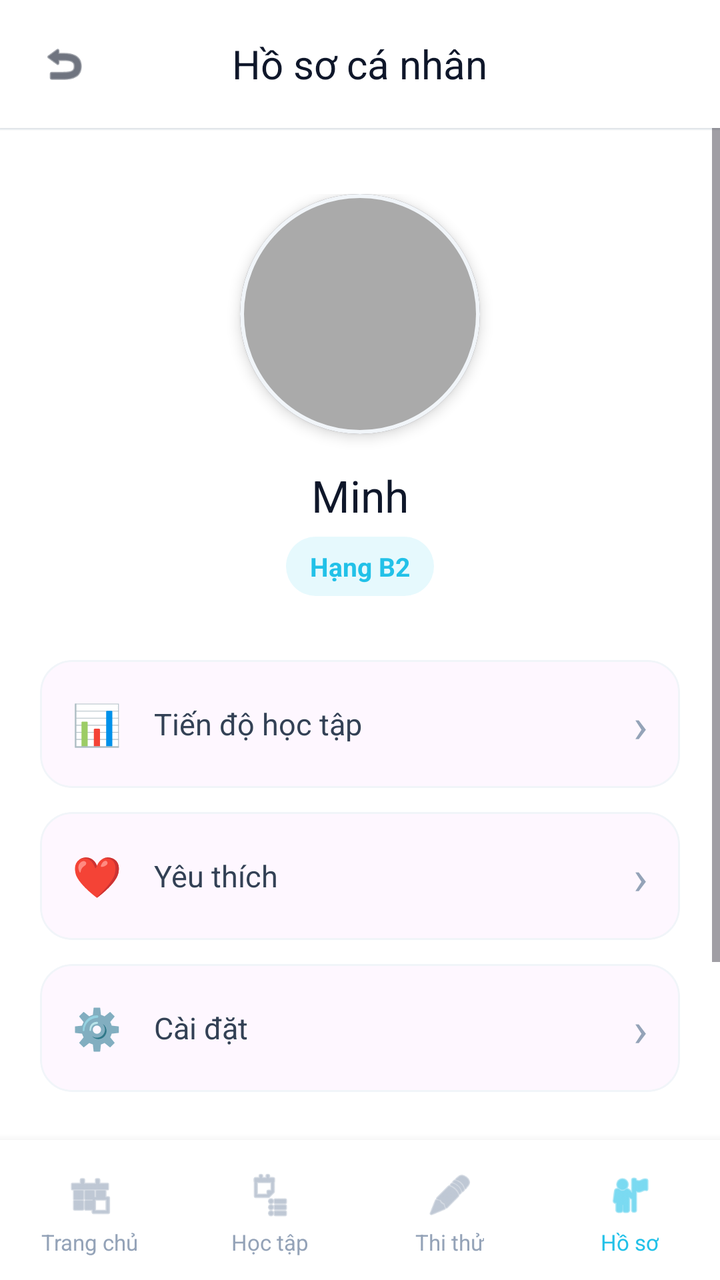
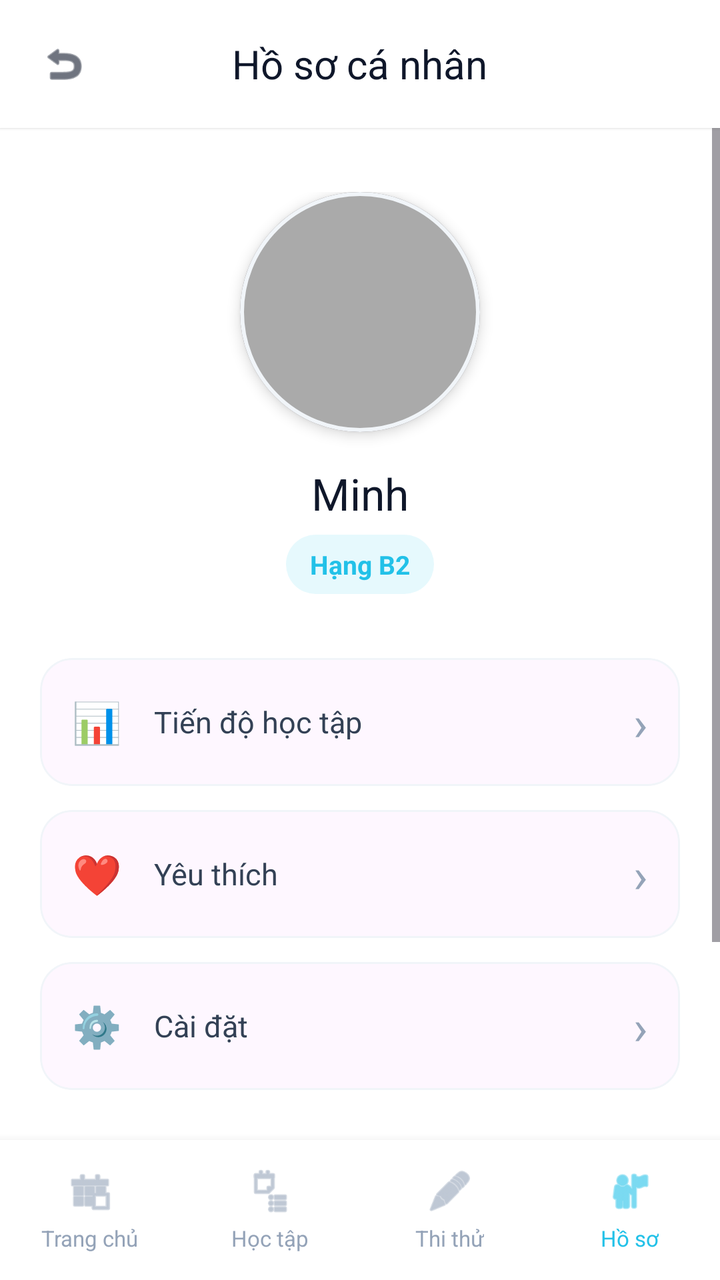

Compare the two renders of this Android layout. The source of the first and the diff that turns it into the second are given below.
<!-- AndroidManifest.xml: application theme Theme.SmartTraffic -->
<!-- res/layout/activity_profile.xml -->
<?xml version="1.0" encoding="utf-8"?>
<RelativeLayout xmlns:android="http://schemas.android.com/apk/res/android"
    xmlns:app="http://schemas.android.com/apk/res-auto"
    android:layout_width="match_parent"
    android:layout_height="match_parent"
    android:background="#FFFFFF">

    
    <RelativeLayout
        android:id="@+id/header"
        android:layout_width="match_parent"
        android:layout_height="64dp"
        android:background="#FFFFFF"
        android:elevation="1dp">

        <ImageView
            android:id="@+id/btnBack"
            android:layout_width="48dp"
            android:layout_height="48dp"
            android:layout_centerVertical="true"
            android:layout_marginStart="8dp"
            android:padding="12dp"
            android:src="@android:drawable/ic_menu_revert"
            app:tint="#0F172A"
            android:background="?attr/selectableItemBackgroundBorderless"
            android:clickable="true"
            android:focusable="true" />

        <TextView
            android:layout_width="wrap_content"
            android:layout_height="wrap_content"
            android:layout_centerInParent="true"
            android:fontFamily="sans-serif-black"
            android:text="Hồ sơ cá nhân"
            android:textColor="#0F172A"
            android:textSize="20sp" />
    </RelativeLayout>

    <ScrollView
        android:layout_width="match_parent"
        android:layout_height="match_parent"
        android:layout_above="@+id/bottomNav"
        android:layout_below="@id/header"
        android:clipToPadding="false"
        android:fillViewport="true">

        <LinearLayout
            android:layout_width="match_parent"
            android:layout_height="wrap_content"
            android:orientation="vertical">

            <View
                android:layout_width="match_parent"
                android:layout_height="1dp"
                android:background="#F1F5F9" />

            
            <LinearLayout
                android:layout_width="match_parent"
                android:layout_height="wrap_content"
                android:gravity="center"
                android:orientation="vertical"
                android:paddingVertical="32dp">

                <com.google.android.material.card.MaterialCardView
                    android:layout_width="120dp"
                    android:layout_height="120dp"
                    app:cardCornerRadius="60dp"
                    app:cardElevation="4dp"
                    app:strokeColor="#F1F5F9"
                    app:strokeWidth="2dp">
                    <ImageView
                        android:layout_width="match_parent"
                        android:layout_height="match_parent"
                        android:scaleType="centerCrop"
                        android:src="@android:color/darker_gray" />
                </com.google.android.material.card.MaterialCardView>

                <TextView
                    android:layout_width="wrap_content"
                    android:layout_height="wrap_content"
                    android:layout_marginTop="16dp"
                    android:fontFamily="sans-serif-black"
                    android:text="Minh"
                    android:textColor="#0F172A"
                    android:textSize="22sp" />

                <TextView
                    android:layout_width="wrap_content"
                    android:layout_height="wrap_content"
                    android:layout_marginTop="6dp"
                    android:background="@drawable/bg_chip"
                    android:paddingHorizontal="12dp"
                    android:paddingVertical="6dp"
                    android:text="Hạng B2"
                    android:textColor="#22C1E8"
                    android:textSize="13sp"
                    android:textStyle="bold" />
            </LinearLayout>

            
            <LinearLayout
                android:layout_width="match_parent"
                android:layout_height="wrap_content"
                android:orientation="vertical"
                android:paddingHorizontal="20dp">

                <com.google.android.material.card.MaterialCardView
                    android:id="@+id/itemProgress"
                    android:layout_width="match_parent"
                    android:layout_height="64dp"
                    android:layout_marginBottom="12dp"
                    app:cardCornerRadius="16dp"
                    app:cardElevation="0dp"
                    app:strokeColor="#F1F5F9"
                    app:strokeWidth="1dp">
                    <LinearLayout
                        android:layout_width="match_parent"
                        android:layout_height="match_parent"
                        android:gravity="center_vertical"
                        android:orientation="horizontal"
                        android:paddingHorizontal="16dp">
                        <TextView android:layout_width="wrap_content" android:layout_height="wrap_content" android:text="📊" android:textSize="20sp" />

                        <TextView
                            android:layout_width="0dp"
                            android:layout_height="wrap_content"
                            android:layout_marginStart="16dp"
                            android:layout_weight="1"
                            android:fontFamily="sans-serif-medium"
                            android:text="Tiến độ học tập"
                            android:textColor="#334155"
                            android:textSize="15sp" />

                        <TextView android:layout_width="wrap_content" android:layout_height="wrap_content" android:text="›" android:textColor="#94A3B8" android:textSize="24sp" />
                    </LinearLayout>
                </com.google.android.material.card.MaterialCardView>

                <com.google.android.material.card.MaterialCardView
                    android:id="@+id/itemFavorite"
                    android:layout_width="match_parent"
                    android:layout_height="64dp"
                    android:layout_marginBottom="12dp"
                    app:cardCornerRadius="16dp"
                    app:cardElevation="0dp"
                    app:strokeColor="#F1F5F9"
                    app:strokeWidth="1dp">
                    <LinearLayout
                        android:layout_width="match_parent"
                        android:layout_height="match_parent"
                        android:gravity="center_vertical"
                        android:orientation="horizontal"
                        android:paddingHorizontal="16dp">
                        <TextView android:layout_width="wrap_content" android:layout_height="wrap_content" android:text="❤️" android:textSize="20sp" />
                        <TextView android:layout_width="0dp" android:layout_height="wrap_content" android:layout_marginStart="16dp" android:layout_weight="1" android:fontFamily="sans-serif-medium" android:text="Yêu thích" android:textColor="#334155" android:textSize="15sp" />
                        <TextView android:layout_width="wrap_content" android:layout_height="wrap_content" android:text="›" android:textColor="#94A3B8" android:textSize="24sp" />
                    </LinearLayout>
                </com.google.android.material.card.MaterialCardView>

                <com.google.android.material.card.MaterialCardView
                    android:id="@+id/itemSetting"
                    android:layout_width="match_parent"
                    android:layout_height="64dp"
                    android:layout_marginBottom="12dp"
                    app:cardCornerRadius="16dp"
                    app:cardElevation="0dp"
                    app:strokeColor="#F1F5F9"
                    app:strokeWidth="1dp">
                    <LinearLayout
                        android:layout_width="match_parent"
                        android:layout_height="match_parent"
                        android:gravity="center_vertical"
                        android:orientation="horizontal"
                        android:paddingHorizontal="16dp">
                        <TextView android:layout_width="wrap_content" android:layout_height="wrap_content" android:text="⚙️" android:textSize="20sp" />
                        <TextView android:layout_width="0dp" android:layout_height="wrap_content" android:layout_marginStart="16dp" android:layout_weight="1" android:fontFamily="sans-serif-medium" android:text="Cài đặt" android:textColor="#334155" android:textSize="15sp" />
                        <TextView android:layout_width="wrap_content" android:layout_height="wrap_content" android:text="›" android:textColor="#94A3B8" android:textSize="24sp" />
                    </LinearLayout>
                </com.google.android.material.card.MaterialCardView>

                <com.google.android.material.card.MaterialCardView
                    android:id="@+id/itemLogout"
                    android:layout_width="match_parent"
                    android:layout_height="64dp"
                    android:layout_marginTop="24dp"
                    android:layout_marginBottom="32dp"
                    app:cardCornerRadius="16dp"
                    app:cardElevation="0dp"
                    app:strokeColor="#FEE2E2"
                    app:strokeWidth="1dp">
                    <LinearLayout
                        android:layout_width="match_parent"
                        android:layout_height="match_parent"
                        android:gravity="center_vertical"
                        android:orientation="horizontal"
                        android:paddingHorizontal="16dp">
                        <TextView android:layout_width="wrap_content" android:layout_height="wrap_content" android:text="🚪" android:textSize="20sp" />

                        <TextView
                            android:layout_width="0dp"
                            android:layout_height="wrap_content"
                            android:layout_marginStart="16dp"
                            android:layout_weight="1"
                            android:fontFamily="sans-serif-bold"
                            android:text="Đăng xuất"
                            android:textColor="#EF4444"
                            android:textSize="15sp" />
                    </LinearLayout>
                </com.google.android.material.card.MaterialCardView>

            </LinearLayout>
        </LinearLayout>
    </ScrollView>

    
    <LinearLayout
        android:id="@+id/bottomNav"
        android:layout_width="match_parent"
        android:layout_height="70dp"
        android:layout_alignParentBottom="true"
        android:background="#FFFFFF"
        android:elevation="8dp"
        android:orientation="horizontal"
        android:gravity="center_vertical"
        android:paddingTop="4dp">

        <LinearLayout
            android:id="@+id/navHome"
            android:layout_width="0dp"
            android:layout_height="match_parent"
            android:layout_weight="1"
            android:gravity="center"
            android:orientation="vertical"
            android:clickable="true"
            android:focusable="true">
            <ImageView
                android:layout_width="24dp"
                android:layout_height="24dp"
                android:src="@android:drawable/ic_menu_today"
                app:tint="#94A3B8" />
            <TextView
                android:layout_width="wrap_content"
                android:layout_height="wrap_content"
                android:layout_marginTop="4dp"
                android:fontFamily="sans-serif-medium"
                android:text="Trang chủ"
                android:textColor="#94A3B8"
                android:textSize="11sp" />
        </LinearLayout>

        <LinearLayout
            android:id="@+id/navStudy"
            android:layout_width="0dp"
            android:layout_height="match_parent"
            android:layout_weight="1"
            android:gravity="center"
            android:orientation="vertical"
            android:clickable="true"
            android:focusable="true">
            <ImageView
                android:layout_width="24dp"
                android:layout_height="24dp"
                android:src="@android:drawable/ic_menu_agenda"
                app:tint="#94A3B8" />
            <TextView
                android:layout_width="wrap_content"
                android:layout_height="wrap_content"
                android:layout_marginTop="4dp"
                android:fontFamily="sans-serif-medium"
                android:text="Học tập"
                android:textColor="#94A3B8"
                android:textSize="11sp" />
        </LinearLayout>

        <LinearLayout
            android:id="@+id/navQuiz"
            android:layout_width="0dp"
            android:layout_height="match_parent"
            android:layout_weight="1"
            android:gravity="center"
            android:orientation="vertical"
            android:clickable="true"
            android:focusable="true">
            <ImageView
                android:layout_width="24dp"
                android:layout_height="24dp"
                android:src="@android:drawable/ic_menu_edit"
                app:tint="#94A3B8" />
            <TextView
                android:layout_width="wrap_content"
                android:layout_height="wrap_content"
                android:layout_marginTop="4dp"
                android:fontFamily="sans-serif-medium"
                android:text="Thi thử"
                android:textColor="#94A3B8"
                android:textSize="11sp" />
        </LinearLayout>

        <LinearLayout
            android:id="@+id/navProfile"
            android:layout_width="0dp"
            android:layout_height="match_parent"
            android:layout_weight="1"
            android:gravity="center"
            android:orientation="vertical"
            android:clickable="true"
            android:focusable="true">
            <ImageView
                android:layout_width="24dp"
                android:layout_height="24dp"
                android:src="@android:drawable/ic_menu_myplaces"
                app:tint="#22C1E8" />
            <TextView
                android:layout_width="wrap_content"
                android:layout_height="wrap_content"
                android:layout_marginTop="4dp"
                android:fontFamily="sans-serif-bold"
                android:text="Hồ sơ"
                android:textColor="#22C1E8"
                android:textSize="11sp" />
        </LinearLayout>
    </LinearLayout>

</RelativeLayout>
<!-- resources referenced by this layout -->
<resources>
  <!-- drawable bg_chip (drawable) -->
  <shape xmlns:android="http://schemas.android.com/apk/res/android">
      <solid android:color="#E6F9FD"/>
      <corners android:radius="16dp"/>
  </shape>
  <style name="Theme.SmartTraffic" parent="Base.Theme.SmartTraffic" />
  <style name="Base.Theme.SmartTraffic" parent="Theme.Material3.DayNight.NoActionBar">
          
          <item name="android:fontFamily">sans-serif</item>
          <item name="fontFamily">sans-serif</item>
      </style>
</resources>

<!-- the commit's change to res/layout/activity_profile.xml (unified diff, before → after) -->
@@ -24,7 +24,8 @@
             app:tint="#0F172A"
             android:background="?attr/selectableItemBackgroundBorderless"
             android:clickable="true"
-            android:focusable="true" />
+            android:focusable="true"
+            android:contentDescription="Quay lại" />
 
         <TextView
             android:layout_width="wrap_content"
@@ -36,23 +37,133 @@
             android:textSize="20sp" />
     </RelativeLayout>
 
+    
+    <LinearLayout
+        android:id="@+id/bottomNav"
+        android:layout_width="match_parent"
+        android:layout_height="70dp"
+        android:layout_alignParentBottom="true"
+        android:background="#FFFFFF"
+        android:elevation="8dp"
+        android:orientation="horizontal"
+        android:gravity="center_vertical"
+        android:baselineAligned="false">
+
+        <LinearLayout
+            android:id="@+id/navHome"
+            android:layout_width="0dp"
+            android:layout_height="match_parent"
+            android:layout_weight="1"
+            android:gravity="center"
+            android:orientation="vertical"
+            android:clickable="true"
+            android:focusable="true"
+            android:contentDescription="Trang chủ">
+            <ImageView
+                android:layout_width="24dp"
+                android:layout_height="24dp"
+                android:src="@android:drawable/ic_menu_today"
+                app:tint="#94A3B8"
+                android:contentDescription="icon" />
+            <TextView
+                android:layout_width="wrap_content"
+                android:layout_height="wrap_content"
+                android:layout_marginTop="4dp"
+                android:text="Trang chủ"
+                android:textColor="#94A3B8"
+                android:textSize="11sp" />
+        </LinearLayout>
+
+        <LinearLayout
+            android:id="@+id/navStudy"
+            android:layout_width="0dp"
+            android:layout_height="match_parent"
+            android:layout_weight="1"
+            android:gravity="center"
+            android:orientation="vertical"
+            android:clickable="true"
+            android:focusable="true"
+            android:contentDescription="Học tập">
+            <ImageView
+                android:layout_width="24dp"
+                android:layout_height="24dp"
+                android:src="@android:drawable/ic_menu_agenda"
+                app:tint="#94A3B8"
+                android:contentDescription="icon" />
+            <TextView
+                android:layout_width="wrap_content"
+                android:layout_height="wrap_content"
+                android:layout_marginTop="4dp"
+                android:text="Học tập"
+                android:textColor="#94A3B8"
+                android:textSize="11sp" />
+        </LinearLayout>
+
+        <LinearLayout
+            android:id="@+id/navQuiz"
+            android:layout_width="0dp"
+            android:layout_height="match_parent"
+            android:layout_weight="1"
+            android:gravity="center"
+            android:orientation="vertical"
+            android:clickable="true"
+            android:focusable="true"
+            android:contentDescription="Thi thử">
+            <ImageView
+                android:layout_width="24dp"
+                android:layout_height="24dp"
+                android:src="@android:drawable/ic_menu_edit"
+                app:tint="#94A3B8"
+                android:contentDescription="icon" />
+            <TextView
+                android:layout_width="wrap_content"
+                android:layout_height="wrap_content"
+                android:layout_marginTop="4dp"
+                android:text="Thi thử"
+                android:textColor="#94A3B8"
+                android:textSize="11sp" />
+        </LinearLayout>
+
+        <LinearLayout
+            android:id="@+id/navProfile"
+            android:layout_width="0dp"
+            android:layout_height="match_parent"
+            android:layout_weight="1"
+            android:gravity="center"
+            android:orientation="vertical"
+            android:clickable="true"
+            android:focusable="true"
+            android:contentDescription="Hồ sơ">
+            <ImageView
+                android:layout_width="24dp"
+                android:layout_height="24dp"
+                android:src="@android:drawable/ic_menu_myplaces"
+                app:tint="#22C1E8"
+                android:contentDescription="icon" />
+            <TextView
+                android:layout_width="wrap_content"
+                android:layout_height="wrap_content"
+                android:layout_marginTop="4dp"
+                android:fontFamily="sans-serif-bold"
+                android:text="Hồ sơ"
+                android:textColor="#22C1E8"
+                android:textSize="11sp" />
+        </LinearLayout>
+    </LinearLayout>
+
+    
     <ScrollView
         android:layout_width="match_parent"
         android:layout_height="match_parent"
-        android:layout_above="@+id/bottomNav"
+        android:layout_above="@id/bottomNav"
         android:layout_below="@id/header"
-        android:clipToPadding="false"
         android:fillViewport="true">
 
         <LinearLayout
             android:layout_width="match_parent"
             android:layout_height="wrap_content"
-            android:orientation="vertical">
-
-            <View
-                android:layout_width="match_parent"
-                android:layout_height="1dp"
-                android:background="#F1F5F9" />
+            android:orientation="vertical"
+            android:paddingBottom="20dp">
 
             
             <LinearLayout
@@ -73,7 +184,8 @@
                         android:layout_width="match_parent"
                         android:layout_height="match_parent"
                         android:scaleType="centerCrop"
-                        android:src="@android:color/darker_gray" />
+                        android:src="@android:color/darker_gray"
+                        android:contentDescription="Avatar" />
                 </com.google.android.material.card.MaterialCardView>
 
                 <TextView
@@ -113,25 +225,17 @@
                     app:cardCornerRadius="16dp"
                     app:cardElevation="0dp"
                     app:strokeColor="#F1F5F9"
-                    app:strokeWidth="1dp">
+                    app:strokeWidth="1dp"
+                    android:clickable="true"
+                    android:focusable="true">
                     <LinearLayout
                         android:layout_width="match_parent"
                         android:layout_height="match_parent"
                         android:gravity="center_vertical"
                         android:orientation="horizontal"
                         android:paddingHorizontal="16dp">
-                        <TextView android:layout_width="wrap_content" android:layout_height="wrap_content" android:text="📊" android:textSize="20sp" />
-
-                        <TextView
-                            android:layout_width="0dp"
-                            android:layout_height="wrap_content"
-                            android:layout_marginStart="16dp"
-                            android:layout_weight="1"
-                            android:fontFamily="sans-serif-medium"
-                            android:text="Tiến độ học tập"
-                            android:textColor="#334155"
-                            android:textSize="15sp" />
-
+                        <TextView android:layout_width="wrap_content" android:layout_height="wrap_content" android:text="📊" android:textSize="20sp" android:contentDescription="icon" />
+                        <TextView android:layout_width="0dp" android:layout_height="wrap_content" android:layout_marginStart="16dp" android:layout_weight="1" android:text="Tiến độ học tập" android:textColor="#334155" android:textSize="15sp" />
                         <TextView android:layout_width="wrap_content" android:layout_height="wrap_content" android:text="›" android:textColor="#94A3B8" android:textSize="24sp" />
                     </LinearLayout>
                 </com.google.android.material.card.MaterialCardView>
@@ -144,15 +248,17 @@
                     app:cardCornerRadius="16dp"
                     app:cardElevation="0dp"
                     app:strokeColor="#F1F5F9"
-                    app:strokeWidth="1dp">
+                    app:strokeWidth="1dp"
+                    android:clickable="true"
+                    android:focusable="true">
                     <LinearLayout
                         android:layout_width="match_parent"
                         android:layout_height="match_parent"
                         android:gravity="center_vertical"
                         android:orientation="horizontal"
                         android:paddingHorizontal="16dp">
-                        <TextView android:layout_width="wrap_content" android:layout_height="wrap_content" android:text="❤️" android:textSize="20sp" />
-                        <TextView android:layout_width="0dp" android:layout_height="wrap_content" android:layout_marginStart="16dp" android:layout_weight="1" android:fontFamily="sans-serif-medium" android:text="Yêu thích" android:textColor="#334155" android:textSize="15sp" />
+                        <TextView android:layout_width="wrap_content" android:layout_height="wrap_content" android:text="❤️" android:textSize="20sp" android:contentDescription="icon" />
+                        <TextView android:layout_width="0dp" android:layout_height="wrap_content" android:layout_marginStart="16dp" android:layout_weight="1" android:text="Yêu thích" android:textColor="#334155" android:textSize="15sp" />
                         <TextView android:layout_width="wrap_content" android:layout_height="wrap_content" android:text="›" android:textColor="#94A3B8" android:textSize="24sp" />
                     </LinearLayout>
                 </com.google.android.material.card.MaterialCardView>
@@ -165,15 +271,17 @@
                     app:cardCornerRadius="16dp"
                     app:cardElevation="0dp"
                     app:strokeColor="#F1F5F9"
-                    app:strokeWidth="1dp">
+                    app:strokeWidth="1dp"
+                    android:clickable="true"
+                    android:focusable="true">
                     <LinearLayout
                         android:layout_width="match_parent"
                         android:layout_height="match_parent"
                         android:gravity="center_vertical"
                         android:orientation="horizontal"
                         android:paddingHorizontal="16dp">
-                        <TextView android:layout_width="wrap_content" android:layout_height="wrap_content" android:text="⚙️" android:textSize="20sp" />
-                        <TextView android:layout_width="0dp" android:layout_height="wrap_content" android:layout_marginStart="16dp" android:layout_weight="1" android:fontFamily="sans-serif-medium" android:text="Cài đặt" android:textColor="#334155" android:textSize="15sp" />
+                        <TextView android:layout_width="wrap_content" android:layout_height="wrap_content" android:text="⚙️" android:textSize="20sp" android:contentDescription="icon" />
+                        <TextView android:layout_width="0dp" android:layout_height="wrap_content" android:layout_marginStart="16dp" android:layout_weight="1" android:text="Cài đặt" android:textColor="#334155" android:textSize="15sp" />
                         <TextView android:layout_width="wrap_content" android:layout_height="wrap_content" android:text="›" android:textColor="#94A3B8" android:textSize="24sp" />
                     </LinearLayout>
                 </com.google.android.material.card.MaterialCardView>
@@ -182,29 +290,22 @@
                     android:id="@+id/itemLogout"
                     android:layout_width="match_parent"
                     android:layout_height="64dp"
-                    android:layout_marginTop="24dp"
-                    android:layout_marginBottom="32dp"
+                    android:layout_marginTop="20dp"
                     app:cardCornerRadius="16dp"
                     app:cardElevation="0dp"
                     app:strokeColor="#FEE2E2"
-                    app:strokeWidth="1dp">
+                    app:strokeWidth="1dp"
+                    android:clickable="true"
+                    android:focusable="true"
+                    android:layout_marginBottom="32dp">
                     <LinearLayout
                         android:layout_width="match_parent"
                         android:layout_height="match_parent"
                         android:gravity="center_vertical"
                         android:orientation="horizontal"
                         android:paddingHorizontal="16dp">
-                        <TextView android:layout_width="wrap_content" android:layout_height="wrap_content" android:text="🚪" android:textSize="20sp" />
-
-                        <TextView
-                            android:layout_width="0dp"
-                            android:layout_height="wrap_content"
-                            android:layout_marginStart="16dp"
-                            android:layout_weight="1"
-                            android:fontFamily="sans-serif-bold"
-                            android:text="Đăng xuất"
-                            android:textColor="#EF4444"
-                            android:textSize="15sp" />
+                        <TextView android:layout_width="wrap_content" android:layout_height="wrap_content" android:text="🚪" android:textSize="20sp" android:contentDescription="icon" />
+                        <TextView android:layout_width="0dp" android:layout_height="wrap_content" android:layout_marginStart="16dp" android:layout_weight="1" android:text="Đăng xuất" android:textColor="#EF4444" android:textSize="15sp" android:textStyle="bold" />
                     </LinearLayout>
                 </com.google.android.material.card.MaterialCardView>
 
@@ -212,113 +313,4 @@
         </LinearLayout>
     </ScrollView>
 
-    
-    <LinearLayout
-        android:id="@+id/bottomNav"
-        android:layout_width="match_parent"
-        android:layout_height="70dp"
-        android:layout_alignParentBottom="true"
-        android:background="#FFFFFF"
-        android:elevation="8dp"
-        android:orientation="horizontal"
-        android:gravity="center_vertical"
-        android:paddingTop="4dp">
-
-        <LinearLayout
-            android:id="@+id/navHome"
-            android:layout_width="0dp"
-            android:layout_height="match_parent"
-            android:layout_weight="1"
-            android:gravity="center"
-            android:orientation="vertical"
-            android:clickable="true"
-            android:focusable="true">
-            <ImageView
-                android:layout_width="24dp"
-                android:layout_height="24dp"
-                android:src="@android:drawable/ic_menu_today"
-                app:tint="#94A3B8" />
-            <TextView
-                android:layout_width="wrap_content"
-                android:layout_height="wrap_content"
-                android:layout_marginTop="4dp"
-                android:fontFamily="sans-serif-medium"
-                android:text="Trang chủ"
-                android:textColor="#94A3B8"
-                android:textSize="11sp" />
-        </LinearLayout>
-
-        <LinearLayout
-            android:id="@+id/navStudy"
-            android:layout_width="0dp"
-            android:layout_height="match_parent"
-            android:layout_weight="1"
-            android:gravity="center"
-            android:orientation="vertical"
-            android:clickable="true"
-            android:focusable="true">
-            <ImageView
-                android:layout_width="24dp"
-                android:layout_height="24dp"
-                android:src="@android:drawable/ic_menu_agenda"
-                app:tint="#94A3B8" />
-            <TextView
-                android:layout_width="wrap_content"
-                android:layout_height="wrap_content"
-                android:layout_marginTop="4dp"
-                android:fontFamily="sans-serif-medium"
-                android:text="Học tập"
-                android:textColor="#94A3B8"
-                android:textSize="11sp" />
-        </LinearLayout>
-
-        <LinearLayout
-            android:id="@+id/navQuiz"
-            android:layout_width="0dp"
-            android:layout_height="match_parent"
-            android:layout_weight="1"
-            android:gravity="center"
-            android:orientation="vertical"
-            android:clickable="true"
-            android:focusable="true">
-            <ImageView
-                android:layout_width="24dp"
-                android:layout_height="24dp"
-                android:src="@android:drawable/ic_menu_edit"
-                app:tint="#94A3B8" />
-            <TextView
-                android:layout_width="wrap_content"
-                android:layout_height="wrap_content"
-                android:layout_marginTop="4dp"
-                android:fontFamily="sans-serif-medium"
-                android:text="Thi thử"
-                android:textColor="#94A3B8"
-                android:textSize="11sp" />
-        </LinearLayout>
-
-        <LinearLayout
-            android:id="@+id/navProfile"
-            android:layout_width="0dp"
-            android:layout_height="match_parent"
-            android:layout_weight="1"
-            android:gravity="center"
-            android:orientation="vertical"
-            android:clickable="true"
-            android:focusable="true">
-            <ImageView
-                android:layout_width="24dp"
-                android:layout_height="24dp"
-                android:src="@android:drawable/ic_menu_myplaces"
-                app:tint="#22C1E8" />
-            <TextView
-                android:layout_width="wrap_content"
-                android:layout_height="wrap_content"
-                android:layout_marginTop="4dp"
-                android:fontFamily="sans-serif-bold"
-                android:text="Hồ sơ"
-                android:textColor="#22C1E8"
-                android:textSize="11sp" />
-        </LinearLayout>
-    </LinearLayout>
-
 </RelativeLayout>
